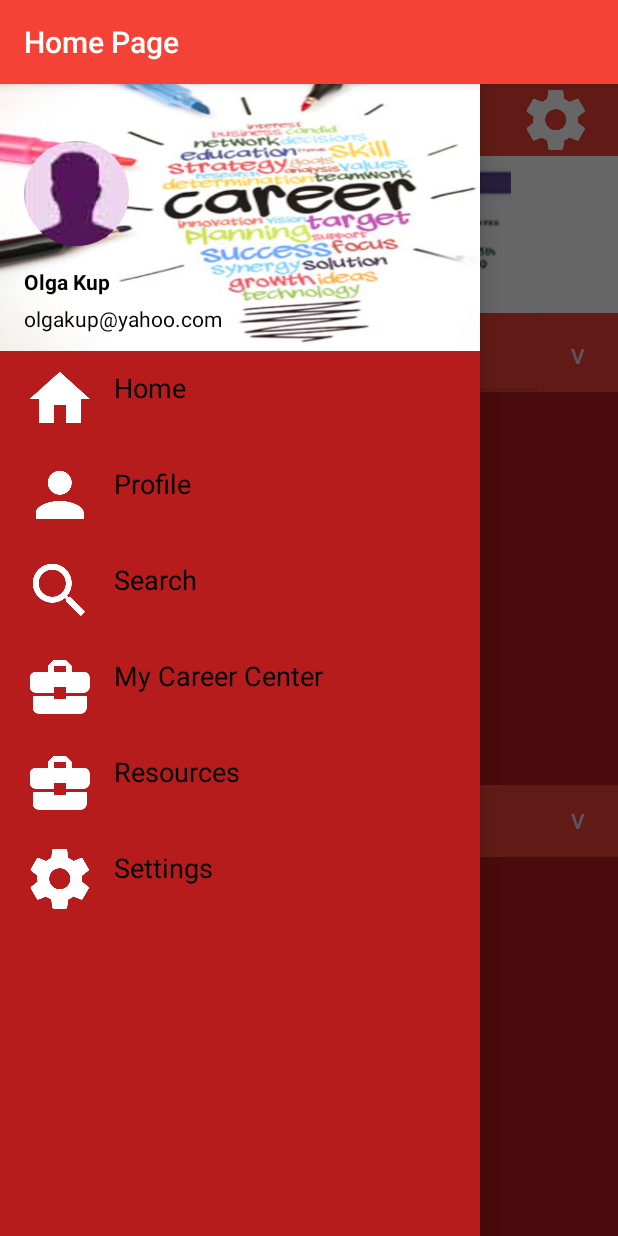
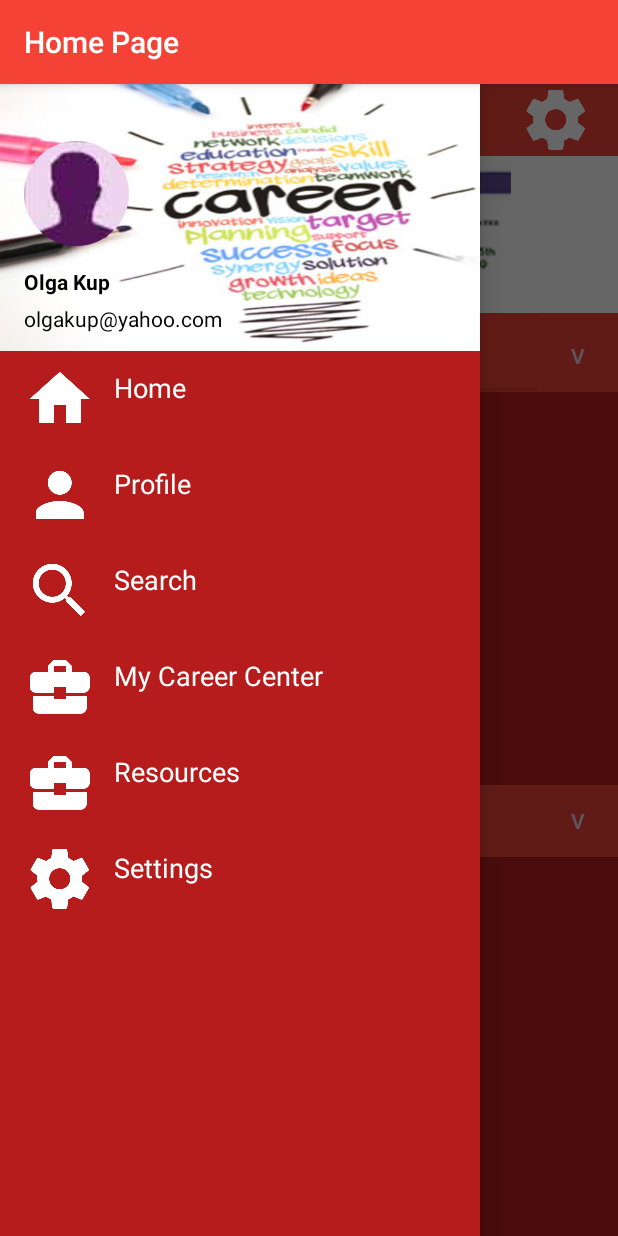
Before and after one commit to shafaghs/Csun_Sunlink, an Android app: the HomePage screen opened directly, with no data from a screen before it, with the side drawer open, on a phone screen of 412 x 824 dp. Run offline under Robolectric (Android 15) with nearby library versions, the phone set to English and light mode, and no system bars; our stand-ins replace CircleImageView; 3 statements that could not run were skipped.

Commit message:
fixed layout

```diff
--- a/app/src/main/java/com/csun_sunlink/csuncareercenter/HomePage.java
+++ b/app/src/main/java/com/csun_sunlink/csuncareercenter/HomePage.java
@@ -170,11 +170,11 @@ public class HomePage extends AppCompatActivity{
             }
         });
         //Fragment:
-        /*HomePageJobListingFragment jobListing=new HomePageJobListingFragment();
+        HomePageJobListingFragment jobListing=new HomePageJobListingFragment();
         FragmentManager manager=getSupportFragmentManager();//create an instance of fragment manager
         FragmentTransaction transaction=manager.beginTransaction();//create an instance of Fragment-transaction
         transaction.add(R.id.home_page_job_listing, jobListing, "Job Listing");
-        transaction.commit();*/
+        transaction.commit();
 
         //DRAWER:
         mRecyclerView = (RecyclerView) findViewById(R.id.RecyclerView);
--- a/app/src/main/res/layout/drawer_list_item.xml
+++ b/app/src/main/res/layout/drawer_list_item.xml
@@ -22,7 +22,7 @@
         android:paddingTop="4dp"
         android:textAppearance="?android:attr/textAppearanceMedium"
         android:text="Medium Text"
-        android:textColor="@color/black"
+        android:textColor="@color/white"
         android:id="@+id/rowText" />
 
 </LinearLayout>
```
